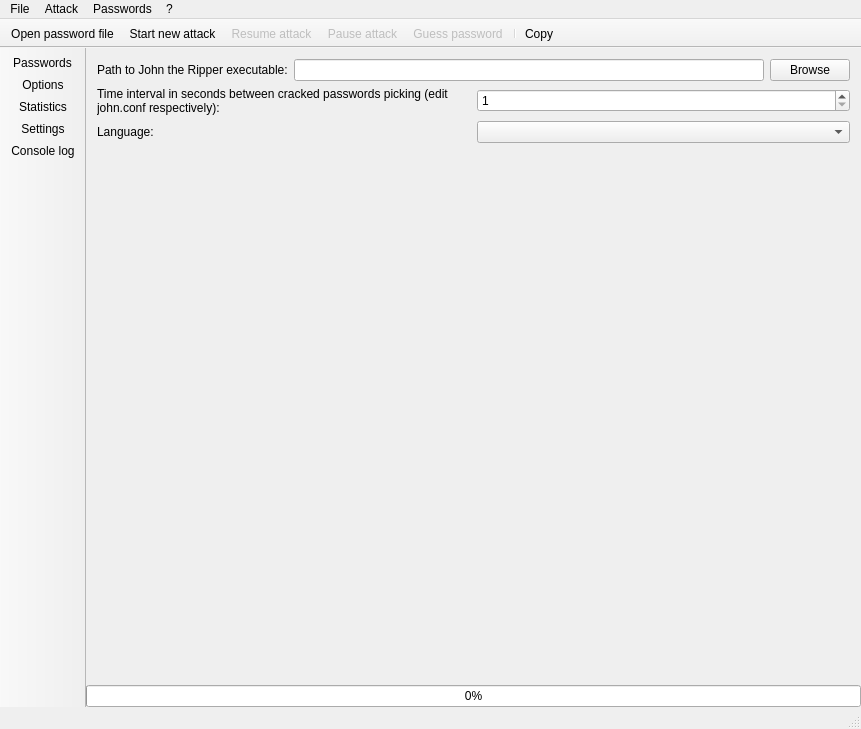
This is forms/mainwindow.ui in openwall/johnny as Qt 5 draws it before an edit. The edited form follows.
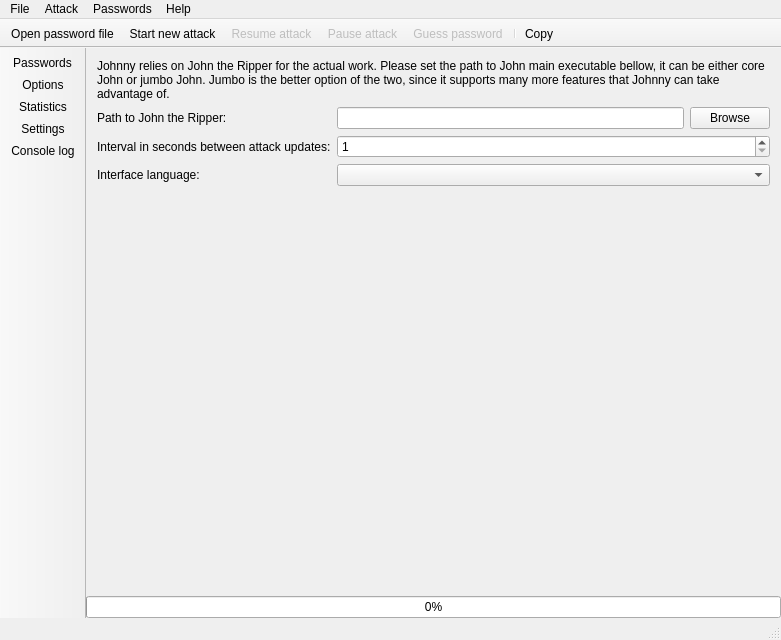
This is the edited form. The open tabs and pages were chosen to show the change. Icons and pictures are not drawn. Custom widgets are drawn as their Qt base class.

Commit message: Improvements for the Settings pane and menu bar.

Diff of the .ui file:
```diff
--- a/forms/mainwindow.ui
+++ b/forms/mainwindow.ui
@@ -6,8 +6,8 @@
    <rect>
     <x>0</x>
     <y>0</y>
-    <width>861</width>
-    <height>729</height>
+    <width>781</width>
+    <height>640</height>
    </rect>
   </property>
   <property name="sizePolicy">
@@ -1003,25 +1003,43 @@
             <rect>
              <x>0</x>
              <y>0</y>
-             <width>756</width>
-             <height>504</height>
+             <width>705</width>
+             <height>517</height>
             </rect>
            </property>
            <layout class="QVBoxLayout" name="verticalLayout_10">
             <item>
-             <layout class="QHBoxLayout" name="horizontalLayout_11">
+             <widget class="QLabel" name="label_10">
+              <property name="text">
+               <string>Johnny relies on John the Ripper for the actual work. Please set the path to John main executable bellow, it can be either core John or jumbo John. Jumbo is the better option of the two, since it supports many more features that Johnny can take advantage of.</string>
+              </property>
+              <property name="wordWrap">
+               <bool>true</bool>
+              </property>
+             </widget>
+            </item>
               <item>
+             <layout class="QFormLayout" name="formLayout_6">
+              <property name="fieldGrowthPolicy">
+               <enum>QFormLayout::AllNonFixedFieldsGrow</enum>
+              </property>
+              <property name="formAlignment">
+               <set>Qt::AlignLeading|Qt::AlignLeft|Qt::AlignTop</set>
+              </property>
+              <item row="0" column="0">
                <widget class="QLabel" name="label">
                 <property name="text">
-                 <string>Path to John the Ripper executable:</string>
+                 <string>Path to John the Ripper:</string>
                 </property>
                </widget>
               </item>
+              <item row="0" column="1">
+               <layout class="QHBoxLayout" name="horizontalLayout_3">
               <item>
                <widget class="QLineEdit" name="lineEditPathToJohn"/>
               </item>
               <item>
-               <widget class="QPushButton" name="pushButton_BrowsePathToJohn">
+                 <widget class="QPushButton" name="pushButtonBrowsePathToJohn">
                 <property name="text">
                  <string>Browse</string>
                 </property>
@@ -1029,20 +1047,15 @@
               </item>
              </layout>
             </item>
-            <item>
-             <layout class="QHBoxLayout" name="horizontalLayout_12">
-              <item>
+              <item row="1" column="0">
                <widget class="QLabel" name="label_9">
                 <property name="text">
-                 <string>Time interval in seconds between cracked passwords picking (edit john.conf respectively):</string>
-                </property>
-                <property name="wordWrap">
-                 <bool>true</bool>
+                 <string>Interval in seconds between attack updates:</string>
                 </property>
                </widget>
               </item>
-              <item>
-               <widget class="QSpinBox" name="spinBox_TimeIntervalPickCracked">
+              <item row="1" column="1">
+               <widget class="QSpinBox" name="spinBoxTimeIntervalPickCracked">
                 <property name="minimum">
                  <number>1</number>
                 </property>
@@ -1051,19 +1064,15 @@
                 </property>
                </widget>
               </item>
-             </layout>
-            </item>
-            <item>
-             <layout class="QHBoxLayout" name="language_layout">
-              <item>
-               <widget class="QLabel" name="label_Language">
+              <item row="2" column="0">
+               <widget class="QLabel" name="labelLanguage">
                 <property name="text">
-                 <string>Language:</string>
+                 <string>Interface language:</string>
                 </property>
                </widget>
               </item>
-              <item>
-               <widget class="QComboBox" name="comboBox_LanguageSelection"/>
+              <item row="2" column="1">
+               <widget class="QComboBox" name="comboBoxLanguageSelection"/>
               </item>
              </layout>
             </item>
@@ -1174,8 +1183,8 @@
     <rect>
      <x>0</x>
      <y>0</y>
-     <width>861</width>
-     <height>27</height>
+     <width>781</width>
+     <height>22</height>
     </rect>
    </property>
    <property name="contextMenuPolicy">
@@ -1207,7 +1216,7 @@
    </widget>
    <widget class="QMenu" name="menu">
     <property name="title">
-     <string>?</string>
+     <string>Help</string>
     </property>
     <addaction name="actionCheckForUpdates"/>
     <addaction name="actionAboutJohnny"/>
```
Left out of the diff: 9 changed lines with no effect on the pictures. Lines whose indentation alone changed are shown as unchanged. The commit also changes 1 other file.
